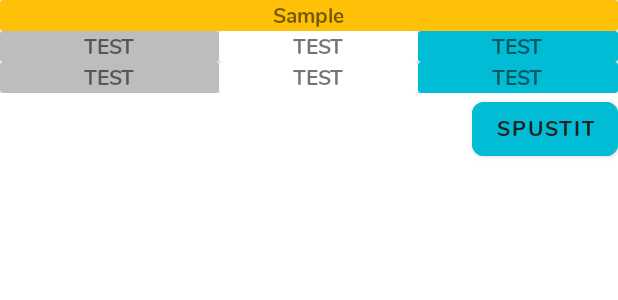
After one commit to vincentstanislav/pocketclass, an Android app: the layout activity_plus.xml on its own in the app's theme, with its tools: preview values and no code run, on a phone screen of 412 x 824 dp. The commit adds this screen. Shown: the top 300 px of the screen. Run offline under Robolectric (Android 15) with nearby library versions, the phone set to English and light mode, and no system bars.

Commit message:
plus activity

```diff
--- a/app/build.gradle
+++ b/app/build.gradle
@@ -19,6 +19,11 @@ android {
             minifyEnabled false
             proguardFiles getDefaultProguardFile('proguard-android-optimize.txt'), 'proguard-rules.pro'
         }
+    }
+
+    buildFeatures {
+        viewBinding true
+        dataBinding true
     }
 }
 
--- a/app/src/main/AndroidManifest.xml
+++ b/app/src/main/AndroidManifest.xml
@@ -12,8 +12,9 @@
         android:theme="@style/AppTheme"
         android:versionCode="5"
         android:versionName="3.2">
-        <activity android:name=".Evaluation"/>
-        <activity android:name=".MathMultiplication"/> <!-- <activity android:name=".MathActivity" /> -->
+        <activity android:name=".PlusActivity"></activity>
+        <activity android:name=".Evaluation" />
+        <activity android:name=".MathMultiplication" /> <!-- <activity android:name=".MathActivity" /> -->
         <activity android:name=".MathActivity">
             <intent-filter>
                 <action android:name="android.intent.action.MAIN" />
--- a/app/src/main/java/com/gloxeer/pocketclass/MathMultiplication.java
+++ b/app/src/main/java/com/gloxeer/pocketclass/MathMultiplication.java
@@ -22,7 +22,7 @@ import java.util.Locale;
 public class MathMultiplication extends AppCompatActivity implements View.OnClickListener{
 
     //declare variable
-    private static final String TAG = "MMultiplicationActivity";
+    private static final String TAG = "MultiplicationActivity";
     private static final long COUNTDOWN_IN_MILLIS = 30000;
     private static final int MAX = 15;
 
--- /dev/null
+++ b/app/src/main/res/layout/activity_plus.xml
@@ -0,0 +1,142 @@
+<?xml version="1.0" encoding="utf-8"?>
+<LinearLayout xmlns:android="http://schemas.android.com/apk/res/android"
+    android:id="@+id/activity_main_layout"
+    xmlns:app="http://schemas.android.com/apk/res-auto"
+    xmlns:tools="http://schemas.android.com/tools"
+    android:layout_width="match_parent"
+    android:layout_height="match_parent"
+    android:orientation="vertical"
+    tools:context=".PlusActivity">
+
+    <TableLayout
+        android:layout_width="match_parent"
+        android:layout_height="wrap_content"
+        >
+
+        <TableRow
+            android:layout_width="match_parent"
+            android:layout_height="match_parent"
+            android:weightSum="9">
+
+            <androidx.cardview.widget.CardView
+                android:id="@+id/cell1"
+                android:layout_width="match_parent"
+                android:layout_height="match_parent"
+                android:backgroundTint="@color/accent"
+                android:layout_weight="9">
+                <TextView
+                    android:id="@+id/cell1tw"
+                    android:layout_width="wrap_content"
+                    android:layout_height="wrap_content"
+                    android:layout_gravity="center"
+                    android:text="Sample"/>
+            </androidx.cardview.widget.CardView>
+        </TableRow>
+
+        <TableRow
+            android:layout_width="match_parent"
+            android:layout_height="match_parent"
+            android:weightSum="9">
+
+            <androidx.cardview.widget.CardView
+                android:id="@+id/cell2_1"
+                android:layout_width="match_parent"
+                android:layout_height="match_parent"
+                android:backgroundTint="@color/divider"
+                android:layout_weight="3">
+                <TextView
+                    android:id="@+id/cell2_1tw"
+                    android:layout_width="wrap_content"
+                    android:layout_height="wrap_content"
+                    android:layout_gravity="center"
+                    android:text="TEST"/>
+            </androidx.cardview.widget.CardView>
+
+            <androidx.cardview.widget.CardView
+                android:id="@+id/cell2_2"
+                android:layout_width="match_parent"
+                android:layout_height="match_parent"
+                android:backgroundTint="@color/icons"
+                android:layout_weight="3">
+                <TextView
+                    android:id="@+id/cell2_2tw"
+                    android:layout_width="wrap_content"
+                    android:layout_height="wrap_content"
+                    android:layout_gravity="center"
+                    android:text="TEST"/>
+            </androidx.cardview.widget.CardView>
+
+            <androidx.cardview.widget.CardView
+                android:id="@+id/cell2_3"
+                android:layout_width="match_parent"
+                android:layout_height="match_parent"
+                android:backgroundTint="@color/primary"
+                android:layout_weight="3">
+                <TextView
+                    android:id="@+id/cell2_3tw"
+                    android:layout_width="wrap_content"
+                    android:layout_height="wrap_content"
+                    android:layout_gravity="center"
+                    android:text="TEST"/>
+            </androidx.cardview.widget.CardView>
+        </TableRow>
+
+        <TableRow
+            android:layout_width="match_parent"
+            android:layout_height="match_parent"
+            android:weightSum="9">
+
+            <androidx.cardview.widget.CardView
+                android:id="@+id/cell3_1"
+                android:layout_width="match_parent"
+                android:layout_height="match_parent"
+                android:backgroundTint="@color/divider"
+                android:layout_weight="3">
+                <TextView
+                    android:id="@+id/cell3_1tw"
+                    android:layout_width="wrap_content"
+                    android:layout_height="wrap_content"
+                    android:layout_gravity="center"
+                    android:text="TEST"/>
+            </androidx.cardview.widget.CardView>
+
+            <androidx.cardview.widget.CardView
+                android:id="@+id/cell3_2"
+                android:layout_width="match_parent"
+                android:layout_height="match_parent"
+                android:backgroundTint="@color/icons"
+                android:layout_weight="3">
+                <TextView
+                    android:id="@+id/cell3_2tw"
+                    android:layout_width="wrap_content"
+                    android:layout_height="wrap_content"
+                    android:layout_gravity="center"
+                    android:text="TEST"/>
+            </androidx.cardview.widget.CardView>
+
+            <androidx.cardview.widget.CardView
+                android:id="@+id/cell3_3"
+                android:layout_width="match_parent"
+                android:layout_height="match_parent"
+                android:backgroundTint="@color/primary"
+                android:layout_weight="3">
+                <TextView
+                    android:id="@+id/cell3_3tw"
+                    android:layout_width="wrap_content"
+                    android:layout_height="wrap_content"
+                    android:layout_gravity="center"
+                    android:text="TEST"/>
+            </androidx.cardview.widget.CardView>
+        </TableRow>
+    </TableLayout>
+
+    <Button
+        android:id="@+id/button"
+        android:layout_width="wrap_content"
+        android:layout_height="wrap_content"
+        android:text="SPUSTIT"
+        android:backgroundTint="@color/primary"
+        android:layout_gravity="right"
+        />
+
+</LinearLayout>
```
Also changed, not shown: app/src/main/java/com/gloxeer/pocketclass/MathActivity.java (+24 -10 lines), app/src/main/java/com/gloxeer/pocketclass/PlusActivity.java (added, +179 -0 lines).
